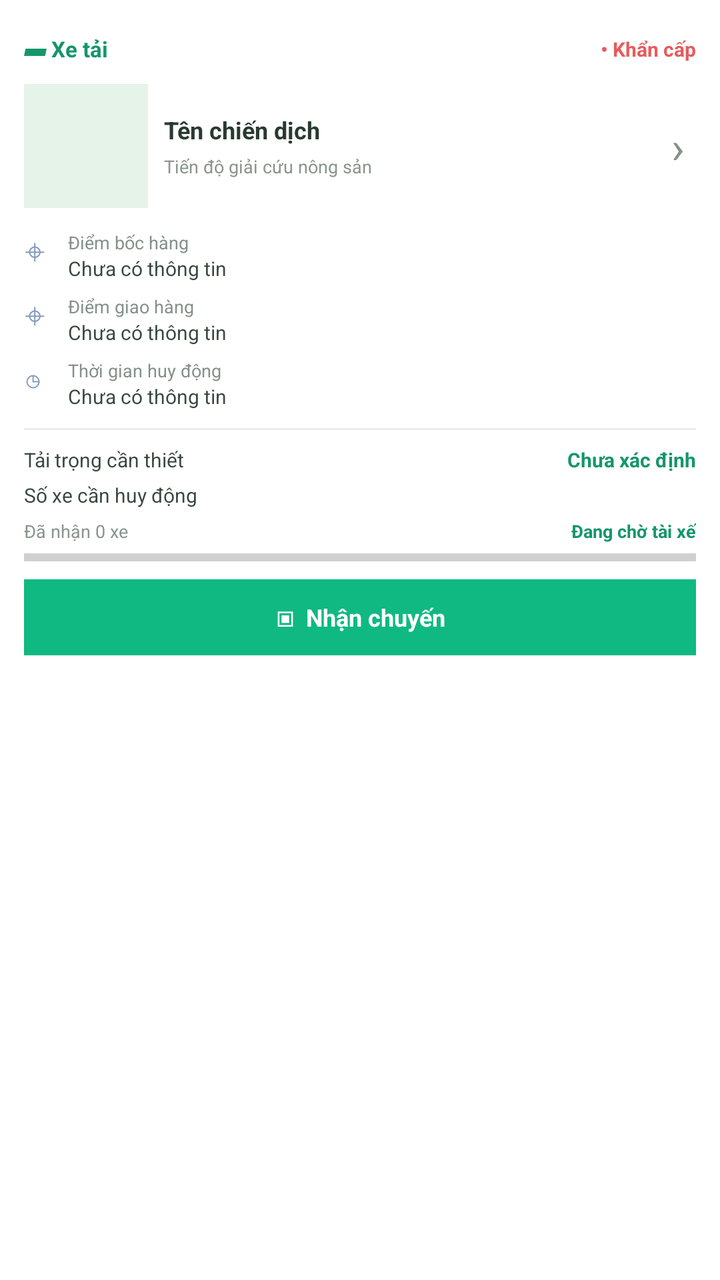
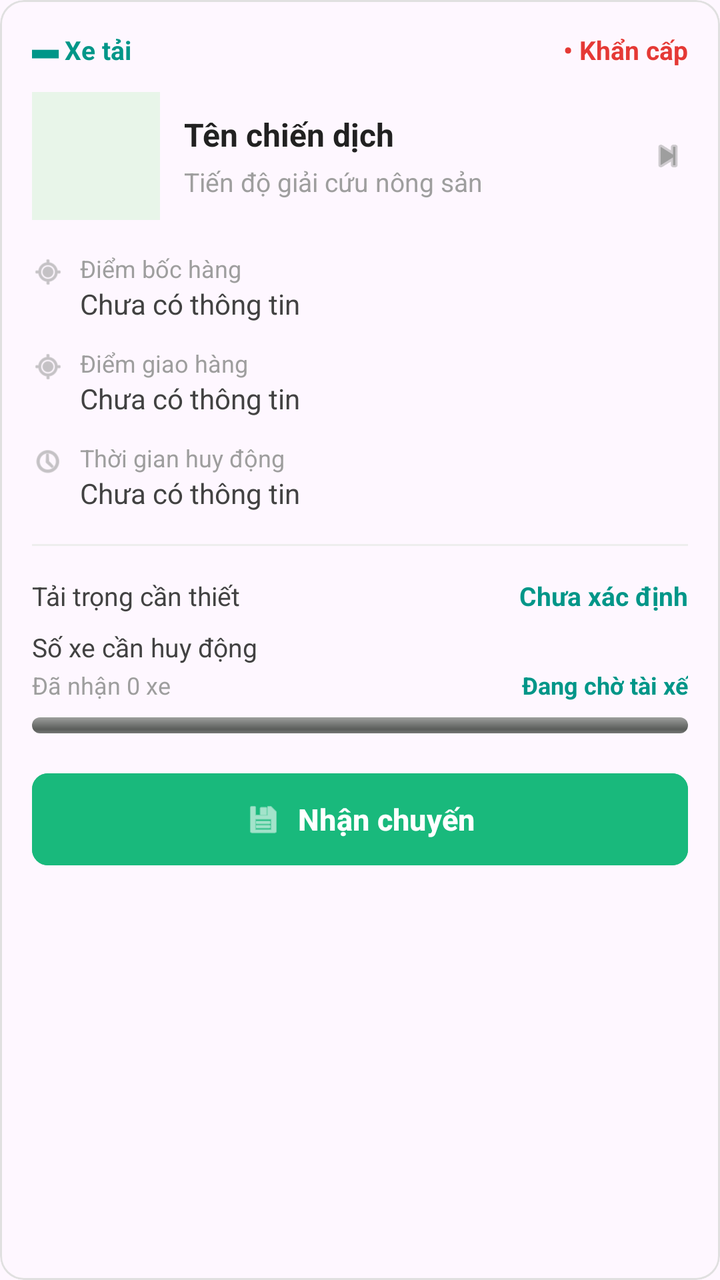

Two renders of the same Android screen: before a commit and after it. Below are the layout's source before the change and the commit's diff.
<!-- AndroidManifest.xml: application theme Theme.AgriFoodsHelper -->
<!-- res/layout/item_job_card.xml -->
<?xml version="1.0" encoding="utf-8"?>
<LinearLayout xmlns:android="http://schemas.android.com/apk/res/android"
    android:layout_width="match_parent"
    android:layout_height="wrap_content"
    android:orientation="vertical"
    android:padding="12dp"
    android:layout_marginBottom="12dp"
    android:background="#FFFFFF"
    android:elevation="2dp">

    
    <LinearLayout
        android:layout_width="match_parent"
        android:layout_height="25dp"
        android:orientation="horizontal"
        android:gravity="center_vertical">

        <TextView
            android:layout_width="0dp"
            android:layout_height="wrap_content"
            android:layout_weight="1"
            android:text="▰ Xe tải"
            android:textSize="11sp"
            android:textStyle="bold"
            android:textColor="#15966A" />

        <TextView
            android:layout_width="wrap_content"
            android:layout_height="wrap_content"
            android:text="• Khẩn cấp"
            android:textSize="10sp"
            android:textStyle="bold"
            android:textColor="#E65B5B" />
    </LinearLayout>

    
    <LinearLayout
        android:layout_width="match_parent"
        android:layout_height="72dp"
        android:orientation="horizontal"
        android:gravity="center_vertical">

        <ImageView
            android:id="@+id/imgProduct"
            android:layout_width="62dp"
            android:layout_height="62dp"
            android:scaleType="centerCrop"
            android:background="#E5F3E8"
            android:contentDescription="Ảnh nông sản" />

        <LinearLayout
            android:layout_width="0dp"
            android:layout_height="wrap_content"
            android:layout_weight="1"
            android:orientation="vertical"
            android:paddingStart="8dp"
            android:paddingEnd="4dp">

            <TextView
                android:id="@+id/txtCampaignName"
                android:layout_width="match_parent"
                android:layout_height="wrap_content"
                android:text="Tên chiến dịch"
                android:textSize="12sp"
                android:textStyle="bold"
                android:textColor="#293A30" />

            <TextView
                android:id="@+id/txtCampaignProgress"
                android:layout_width="match_parent"
                android:layout_height="wrap_content"
                android:layout_marginTop="4dp"
                android:text="Tiến độ giải cứu nông sản"
                android:textSize="9sp"
                android:textColor="#89958D" />
        </LinearLayout>

        <TextView
            android:layout_width="18dp"
            android:layout_height="wrap_content"
            android:gravity="center"
            android:text="›"
            android:textSize="22sp"
            android:textColor="#849188" />
    </LinearLayout>

    
    <LinearLayout
        android:layout_width="match_parent"
        android:layout_height="wrap_content"
        android:orientation="horizontal"
        android:gravity="top"
        android:layout_marginTop="6dp">

        <TextView
            android:layout_width="22dp"
            android:layout_height="wrap_content"
            android:text="⌖"
            android:textSize="15sp"
            android:textColor="#8499B8" />

        <LinearLayout
            android:layout_width="0dp"
            android:layout_height="wrap_content"
            android:layout_weight="1"
            android:orientation="vertical">

            <TextView
                android:layout_width="match_parent"
                android:layout_height="wrap_content"
                android:text="Điểm bốc hàng"
                android:textSize="9sp"
                android:textColor="#849188" />

            <TextView
                android:id="@+id/txtPickupLocation"
                android:layout_width="match_parent"
                android:layout_height="wrap_content"
                android:text="Chưa có thông tin"
                android:textSize="10sp"
                android:textColor="#39483E" />
        </LinearLayout>
    </LinearLayout>

    
    <LinearLayout
        android:layout_width="match_parent"
        android:layout_height="wrap_content"
        android:orientation="horizontal"
        android:gravity="top"
        android:layout_marginTop="6dp">

        <TextView
            android:layout_width="22dp"
            android:layout_height="wrap_content"
            android:text="⌖"
            android:textSize="15sp"
            android:textColor="#8499B8" />

        <LinearLayout
            android:layout_width="0dp"
            android:layout_height="wrap_content"
            android:layout_weight="1"
            android:orientation="vertical">

            <TextView
                android:layout_width="match_parent"
                android:layout_height="wrap_content"
                android:text="Điểm giao hàng"
                android:textSize="9sp"
                android:textColor="#849188" />

            <TextView
                android:id="@+id/txtDeliveryLocation"
                android:layout_width="match_parent"
                android:layout_height="wrap_content"
                android:text="Chưa có thông tin"
                android:textSize="10sp"
                android:textColor="#39483E" />
        </LinearLayout>
    </LinearLayout>

    
    <LinearLayout
        android:layout_width="match_parent"
        android:layout_height="wrap_content"
        android:orientation="horizontal"
        android:gravity="top"
        android:layout_marginTop="6dp">

        <TextView
            android:layout_width="22dp"
            android:layout_height="wrap_content"
            android:text="◷"
            android:textSize="15sp"
            android:textColor="#8499B8" />

        <LinearLayout
            android:layout_width="0dp"
            android:layout_height="wrap_content"
            android:layout_weight="1"
            android:orientation="vertical">

            <TextView
                android:layout_width="match_parent"
                android:layout_height="wrap_content"
                android:text="Thời gian huy động"
                android:textSize="9sp"
                android:textColor="#849188" />

            <TextView
                android:id="@+id/txtMobilizationTime"
                android:layout_width="match_parent"
                android:layout_height="wrap_content"
                android:text="Chưa có thông tin"
                android:textSize="10sp"
                android:textColor="#39483E" />
        </LinearLayout>
    </LinearLayout>

    
    <View
        android:layout_width="match_parent"
        android:layout_height="1dp"
        android:layout_marginTop="9dp"
        android:layout_marginBottom="8dp"
        android:background="#E8EEE9" />

    
    <LinearLayout
        android:layout_width="match_parent"
        android:layout_height="wrap_content"
        android:orientation="horizontal"
        android:gravity="center_vertical">

        <TextView
            android:layout_width="0dp"
            android:layout_height="wrap_content"
            android:layout_weight="1"
            android:text="Tải trọng cần thiết"
            android:textSize="10sp"
            android:textColor="#39483E" />

        <TextView
            android:id="@+id/txtRequiredLoad"
            android:layout_width="wrap_content"
            android:layout_height="wrap_content"
            android:text="Chưa xác định"
            android:textSize="10sp"
            android:textStyle="bold"
            android:textColor="#15966A" />
    </LinearLayout>

    <TextView
        android:id="@+id/txtRequiredTrucks"
        android:layout_width="match_parent"
        android:layout_height="wrap_content"
        android:layout_marginTop="4dp"
        android:text="Số xe cần huy động"
        android:textSize="10sp"
        android:textColor="#39483E" />

    
    <LinearLayout
        android:layout_width="match_parent"
        android:layout_height="wrap_content"
        android:orientation="horizontal"
        android:gravity="center_vertical"
        android:layout_marginTop="5dp">

        <TextView
            android:id="@+id/txtAcceptedTrucks"
            android:layout_width="0dp"
            android:layout_height="wrap_content"
            android:layout_weight="1"
            android:text="Đã nhận 0 xe"
            android:textSize="9sp"
            android:textColor="#89958D" />

        <TextView
            android:id="@+id/txtRemainingTrucks"
            android:layout_width="wrap_content"
            android:layout_height="wrap_content"
            android:text="Đang chờ tài xế"
            android:textSize="9sp"
            android:textStyle="bold"
            android:textColor="#15966A" />
    </LinearLayout>

    
    <ProgressBar
        android:id="@+id/progressJob"
        style="?android:attr/progressBarStyleHorizontal"
        android:layout_width="match_parent"
        android:layout_height="4dp"
        android:layout_marginTop="5dp"
        android:max="100"
        android:progress="0"
        android:indeterminate="false"
        android:progressTint="#10B981" />

    
    <TextView
        android:id="@+id/btnAcceptJob"
        android:layout_width="match_parent"
        android:layout_height="38dp"
        android:layout_marginTop="9dp"
        android:gravity="center"
        android:text="▣  Nhận chuyến"
        android:textSize="12sp"
        android:textStyle="bold"
        android:textColor="#FFFFFF"
        android:background="#10B981"
        android:clickable="true"
        android:focusable="true" />

</LinearLayout>
<!-- resources referenced by this layout -->
<resources>
  <style name="Theme.AgriFoodsHelper" parent="Base.Theme.AgriFoodsHelper" />
  <style name="Base.Theme.AgriFoodsHelper" parent="Theme.Material3.DayNight.NoActionBar">
          
      </style>
</resources>

<!-- the commit's change to res/layout/item_job_card.xml (unified diff, before → after) -->
@@ -1,297 +1,303 @@
 <?xml version="1.0" encoding="utf-8"?>
-<LinearLayout xmlns:android="http://schemas.android.com/apk/res/android"
+<com.google.android.material.card.MaterialCardView xmlns:android="http://schemas.android.com/apk/res/android"
+    xmlns:app="http://schemas.android.com/apk/res-auto"
     android:layout_width="match_parent"
     android:layout_height="wrap_content"
-    android:orientation="vertical"
-    android:padding="12dp"
-    android:layout_marginBottom="12dp"
-    android:background="#FFFFFF"
-    android:elevation="2dp">
-
-    
-    <LinearLayout
-        android:layout_width="match_parent"
-        android:layout_height="25dp"
-        android:orientation="horizontal"
-        android:gravity="center_vertical">
-
-        <TextView
-            android:layout_width="0dp"
-            android:layout_height="wrap_content"
-            android:layout_weight="1"
-            android:text="▰ Xe tải"
-            android:textSize="11sp"
-            android:textStyle="bold"
-            android:textColor="#15966A" />
-
-        <TextView
-            android:layout_width="wrap_content"
-            android:layout_height="wrap_content"
-            android:text="• Khẩn cấp"
-            android:textSize="10sp"
-            android:textStyle="bold"
-            android:textColor="#E65B5B" />
-    </LinearLayout>
-
-    
-    <LinearLayout
-        android:layout_width="match_parent"
-        android:layout_height="72dp"
-        android:orientation="horizontal"
-        android:gravity="center_vertical">
-
-        <ImageView
-            android:id="@+id/imgProduct"
-            android:layout_width="62dp"
-            android:layout_height="62dp"
-            android:scaleType="centerCrop"
-            android:background="#E5F3E8"
-            android:contentDescription="Ảnh nông sản" />
-
-        <LinearLayout
-            android:layout_width="0dp"
-            android:layout_height="wrap_content"
-            android:layout_weight="1"
-            android:orientation="vertical"
-            android:paddingStart="8dp"
-            android:paddingEnd="4dp">
-
-            <TextView
-                android:id="@+id/txtCampaignName"
-                android:layout_width="match_parent"
-                android:layout_height="wrap_content"
-                android:text="Tên chiến dịch"
-                android:textSize="12sp"
-                android:textStyle="bold"
-                android:textColor="#293A30" />
-
-            <TextView
-                android:id="@+id/txtCampaignProgress"
-                android:layout_width="match_parent"
-                android:layout_height="wrap_content"
-                android:layout_marginTop="4dp"
-                android:text="Tiến độ giải cứu nông sản"
-                android:textSize="9sp"
-                android:textColor="#89958D" />
-        </LinearLayout>
-
-        <TextView
-            android:layout_width="18dp"
-            android:layout_height="wrap_content"
-            android:gravity="center"
-            android:text="›"
-            android:textSize="22sp"
-            android:textColor="#849188" />
-    </LinearLayout>
-
-    
+    android:layout_marginHorizontal="16dp"
+    android:layout_marginVertical="8dp"
+    app:cardCornerRadius="12dp"
+    app:cardElevation="0dp"
+    app:strokeColor="#E0E0E0"
+    app:strokeWidth="1dp">
+
     <LinearLayout
         android:layout_width="match_parent"
         android:layout_height="wrap_content"
-        android:orientation="horizontal"
-        android:gravity="top"
-        android:layout_marginTop="6dp">
-
-        <TextView
-            android:layout_width="22dp"
+        android:orientation="vertical"
+        android:padding="16dp">
+
+        
+        <RelativeLayout
+            android:layout_width="match_parent"
             android:layout_height="wrap_content"
-            android:text="⌖"
+            android:layout_marginBottom="12dp">
+
+            <TextView
+                android:id="@+id/tvJobTypeBadge"
+                android:layout_width="wrap_content"
+                android:layout_height="wrap_content"
+                android:text="▬ Xe tải"
+                android:textColor="#009688"
+                android:textSize="13sp"
+                android:textStyle="bold" />
+
+            <TextView
+                android:id="@+id/tvJobUrgentBadge"
+                android:layout_width="wrap_content"
+                android:layout_height="wrap_content"
+                android:layout_alignParentEnd="true"
+                android:text="• Khẩn cấp"
+                android:textColor="#E53935"
+                android:textSize="13sp"
+                android:textStyle="bold"
+                android:visibility="visible" />
+        </RelativeLayout>
+
+        
+        <LinearLayout
+            android:layout_width="match_parent"
+            android:layout_height="wrap_content"
+            android:gravity="center_vertical"
+            android:orientation="horizontal">
+
+            <ImageView
+                android:id="@+id/imgJobThumbnail"
+                android:layout_width="64dp"
+                android:layout_height="64dp"
+                android:background="#E8F5E9"
+                android:scaleType="centerCrop" />
+
+            <LinearLayout
+                android:layout_width="0dp"
+                android:layout_height="wrap_content"
+                android:layout_marginStart="12dp"
+                android:layout_weight="1"
+                android:orientation="vertical">
+
+                <TextView
+                    android:id="@+id/tvJobTitle"
+                    android:layout_width="match_parent"
+                    android:layout_height="wrap_content"
+                    android:text="Tên chiến dịch"
+                    android:textColor="#212121"
+                    android:textSize="16sp"
+                    android:textStyle="bold" />
+
+                <TextView
+                    android:id="@+id/tvJobProgressSummary"
+                    android:layout_width="match_parent"
+                    android:layout_height="wrap_content"
+                    android:layout_marginTop="4dp"
+                    android:text="Tiến độ giải cứu nông sản"
+                    android:textColor="#9E9E9E"
+                    android:textSize="13sp" />
+            </LinearLayout>
+
+            <ImageView
+                android:layout_width="20dp"
+                android:layout_height="20dp"
+                android:src="@android:drawable/ic_media_next"
+                app:tint="#9E9E9E" />
+        </LinearLayout>
+
+        
+        <LinearLayout
+            android:layout_width="match_parent"
+            android:layout_height="wrap_content"
+            android:layout_marginTop="16dp"
+            android:orientation="vertical">
+
+            
+            <LinearLayout
+                android:layout_width="match_parent"
+                android:layout_height="wrap_content"
+                android:layout_marginBottom="12dp"
+                android:orientation="horizontal">
+
+                <ImageView
+                    android:layout_width="16dp"
+                    android:layout_height="16dp"
+                    android:layout_marginTop="2dp"
+                    android:src="@android:drawable/ic_menu_mylocation"
+                    app:tint="#9E9E9E" />
+
+                <LinearLayout
+                    android:layout_width="match_parent"
+                    android:layout_height="wrap_content"
+                    android:layout_marginStart="8dp"
+                    android:orientation="vertical">
+
+                    <TextView
+                        android:layout_width="wrap_content"
+                        android:layout_height="wrap_content"
+                        android:text="Điểm bốc hàng"
+                        android:textColor="#9E9E9E"
+                        android:textSize="12sp" />
+
+                    <TextView
+                        android:id="@+id/tvJobPickup"
+                        android:layout_width="wrap_content"
+                        android:layout_height="wrap_content"
+                        android:text="Chưa có thông tin"
+                        android:textColor="#424242"
+                        android:textSize="14sp" />
+                </LinearLayout>
+            </LinearLayout>
+
+            
+            <LinearLayout
+                android:layout_width="match_parent"
+                android:layout_height="wrap_content"
+                android:layout_marginBottom="12dp"
+                android:orientation="horizontal">
+
+                <ImageView
+                    android:layout_width="16dp"
+                    android:layout_height="16dp"
+                    android:layout_marginTop="2dp"
+                    android:src="@android:drawable/ic_menu_mylocation"
+                    app:tint="#9E9E9E" />
+
+                <LinearLayout
+                    android:layout_width="match_parent"
+                    android:layout_height="wrap_content"
+                    android:layout_marginStart="8dp"
+                    android:orientation="vertical">
+
+                    <TextView
+                        android:layout_width="wrap_content"
+                        android:layout_height="wrap_content"
+                        android:text="Điểm giao hàng"
+                        android:textColor="#9E9E9E"
+                        android:textSize="12sp" />
+
+                    <TextView
+                        android:id="@+id/tvJobDropoff"
+                        android:layout_width="wrap_content"
+                        android:layout_height="wrap_content"
+                        android:text="Chưa có thông tin"
+                        android:textColor="#424242"
+                        android:textSize="14sp" />
+                </LinearLayout>
+            </LinearLayout>
+
+            
+            <LinearLayout
+                android:layout_width="match_parent"
+                android:layout_height="wrap_content"
+                android:orientation="horizontal">
+
+                <ImageView
+                    android:layout_width="16dp"
+                    android:layout_height="16dp"
+                    android:layout_marginTop="2dp"
+                    android:src="@android:drawable/ic_menu_recent_history"
+                    app:tint="#9E9E9E" />
+
+                <LinearLayout
+                    android:layout_width="match_parent"
+                    android:layout_height="wrap_content"
+                    android:layout_marginStart="8dp"
+                    android:orientation="vertical">
+
+                    <TextView
+                        android:layout_width="wrap_content"
+                        android:layout_height="wrap_content"
+                        android:text="Thời gian huy động"
+                        android:textColor="#9E9E9E"
+                        android:textSize="12sp" />
+
+                    <TextView
+                        android:id="@+id/tvJobTime"
+                        android:layout_width="wrap_content"
+                        android:layout_height="wrap_content"
+                        android:text="Chưa có thông tin"
+                        android:textColor="#424242"
+                        android:textSize="14sp" />
+                </LinearLayout>
+            </LinearLayout>
+        </LinearLayout>
+
+        
+        <View
+            android:layout_width="match_parent"
+            android:layout_height="1dp"
+            android:layout_marginVertical="16dp"
+            android:background="#EEEEEE" />
+
+        
+        <RelativeLayout
+            android:layout_width="match_parent"
+            android:layout_height="wrap_content">
+
+            
+            <TextView
+                android:id="@+id/lblWeight"
+                android:layout_width="wrap_content"
+                android:layout_height="wrap_content"
+                android:text="Tải trọng cần thiết"
+                android:textColor="#424242"
+                android:textSize="13sp" />
+
+            <TextView
+                android:id="@+id/tvJobRequiredWeight"
+                android:layout_width="wrap_content"
+                android:layout_height="wrap_content"
+                android:layout_alignParentEnd="true"
+                android:text="Chưa xác định"
+                android:textColor="#009688"
+                android:textSize="13sp"
+                android:textStyle="bold" />
+
+            
+            <TextView
+                android:id="@+id/lblTrucks"
+                android:layout_width="wrap_content"
+                android:layout_height="wrap_content"
+                android:layout_below="@id/lblWeight"
+                android:layout_marginTop="8dp"
+                android:text="Số xe cần huy động"
+                android:textColor="#424242"
+                android:textSize="13sp" />
+
+            
+            <TextView
+                android:id="@+id/tvJobReceivedTrucks"
+                android:layout_width="wrap_content"
+                android:layout_height="wrap_content"
+                android:layout_below="@id/lblTrucks"
+                android:layout_marginTop="2dp"
+                android:text="Đã nhận 0 xe"
+                android:textColor="#9E9E9E"
+                android:textSize="12sp" />
+
+            
+            <TextView
+                android:id="@+id/tvJobStatus"
+                android:layout_width="wrap_content"
+                android:layout_height="wrap_content"
+                android:layout_alignBaseline="@id/tvJobReceivedTrucks"
+                android:layout_alignParentEnd="true"
+                android:text="Đang chờ tài xế"
+                android:textColor="#009688"
+                android:textSize="12sp"
+                android:textStyle="bold" />
+        </RelativeLayout>
+
+        
+        <ProgressBar
+            android:id="@+id/progressBarJobTrucks"
+            style="?android:attr/progressBarStyleHorizontal"
+            android:layout_width="match_parent"
+            android:layout_height="8dp"
+            android:layout_marginTop="8dp"
+            android:progress="0"
+            android:progressDrawable="@android:drawable/progress_horizontal" />
+
+        
+        <com.google.android.material.button.MaterialButton
+            android:id="@+id/btnAcceptJob"
+            android:layout_width="match_parent"
+            android:layout_height="54dp"
+            android:layout_marginTop="16dp"
+            android:backgroundTint="#19B97C"
+            android:text="Nhận chuyến"
+            android:textColor="#FFFFFF"
             android:textSize="15sp"
-            android:textColor="#8499B8" />
-
-        <LinearLayout
-            android:layout_width="0dp"
-            android:layout_height="wrap_content"
-            android:layout_weight="1"
-            android:orientation="vertical">
-
-            <TextView
-                android:layout_width="match_parent"
-                android:layout_height="wrap_content"
-                android:text="Điểm bốc hàng"
-                android:textSize="9sp"
-                android:textColor="#849188" />
-
-            <TextView
-                android:id="@+id/txtPickupLocation"
-                android:layout_width="match_parent"
-                android:layout_height="wrap_content"
-                android:text="Chưa có thông tin"
-                android:textSize="10sp"
-                android:textColor="#39483E" />
-        </LinearLayout>
+            android:textStyle="bold"
+            app:cornerRadius="8dp"
+            app:icon="@android:drawable/ic_menu_save"
+            app:iconGravity="textStart" />
+
     </LinearLayout>
-
-    
-    <LinearLayout
-        android:layout_width="match_parent"
-        android:layout_height="wrap_content"
-        android:orientation="horizontal"
-        android:gravity="top"
-        android:layout_marginTop="6dp">
-
-        <TextView
-            android:layout_width="22dp"
-            android:layout_height="wrap_content"
-            android:text="⌖"
-            android:textSize="15sp"
-            android:textColor="#8499B8" />
-
-        <LinearLayout
-            android:layout_width="0dp"
-            android:layout_height="wrap_content"
-            android:layout_weight="1"
-            android:orientation="vertical">
-
-            <TextView
-                android:layout_width="match_parent"
-                android:layout_height="wrap_content"
-                android:text="Điểm giao hàng"
-                android:textSize="9sp"
-                android:textColor="#849188" />
-
-            <TextView
-                android:id="@+id/txtDeliveryLocation"
-                android:layout_width="match_parent"
-                android:layout_height="wrap_content"
-                android:text="Chưa có thông tin"
-                android:textSize="10sp"
-                android:textColor="#39483E" />
-        </LinearLayout>
-    </LinearLayout>
-
-    
-    <LinearLayout
-        android:layout_width="match_parent"
-        android:layout_height="wrap_content"
-        android:orientation="horizontal"
-        android:gravity="top"
-        android:layout_marginTop="6dp">
-
-        <TextView
-            android:layout_width="22dp"
-            android:layout_height="wrap_content"
-            android:text="◷"
-            android:textSize="15sp"
-            android:textColor="#8499B8" />
-
-        <LinearLayout
-            android:layout_width="0dp"
-            android:layout_height="wrap_content"
-            android:layout_weight="1"
-            android:orientation="vertical">
-
-            <TextView
-                android:layout_width="match_parent"
-                android:layout_height="wrap_content"
-                android:text="Thời gian huy động"
-                android:textSize="9sp"
-                android:textColor="#849188" />
-
-            <TextView
-                android:id="@+id/txtMobilizationTime"
-                android:layout_width="match_parent"
-                android:layout_height="wrap_content"
-                android:text="Chưa có thông tin"
-                android:textSize="10sp"
-                android:textColor="#39483E" />
-        </LinearLayout>
-    </LinearLayout>
-
-    
-    <View
-        android:layout_width="match_parent"
-        android:layout_height="1dp"
-        android:layout_marginTop="9dp"
-        android:layout_marginBottom="8dp"
-        android:background="#E8EEE9" />
-
-    
-    <LinearLayout
-        android:layout_width="match_parent"
-        android:layout_height="wrap_content"
-        android:orientation="horizontal"
-        android:gravity="center_vertical">
-
-        <TextView
-            android:layout_width="0dp"
-            android:layout_height="wrap_content"
-            android:layout_weight="1"
-            android:text="Tải trọng cần thiết"
-            android:textSize="10sp"
-            android:textColor="#39483E" />
-
-        <TextView
-            android:id="@+id/txtRequiredLoad"
-            android:layout_width="wrap_content"
-            android:layout_height="wrap_content"
-            android:text="Chưa xác định"
-            android:textSize="10sp"
-            android:textStyle="bold"
-            android:textColor="#15966A" />
-    </LinearLayout>
-
-    <TextView
-        android:id="@+id/txtRequiredTrucks"
-        android:layout_width="match_parent"
-        android:layout_height="wrap_content"
-        android:layout_marginTop="4dp"
-        android:text="Số xe cần huy động"
-        android:textSize="10sp"
-        android:textColor="#39483E" />
-
-    
-    <LinearLayout
-        android:layout_width="match_parent"
-        android:layout_height="wrap_content"
-        android:orientation="horizontal"
-        android:gravity="center_vertical"
-        android:layout_marginTop="5dp">
-
-        <TextView
-            android:id="@+id/txtAcceptedTrucks"
-            android:layout_width="0dp"
-            android:layout_height="wrap_content"
-            android:layout_weight="1"
-            android:text="Đã nhận 0 xe"
-            android:textSize="9sp"
-            android:textColor="#89958D" />
-
-        <TextView
-            android:id="@+id/txtRemainingTrucks"
-            android:layout_width="wrap_content"
-            android:layout_height="wrap_content"
-            android:text="Đang chờ tài xế"
-            android:textSize="9sp"
-            android:textStyle="bold"
-            android:textColor="#15966A" />
-    </LinearLayout>
-
-    
-    <ProgressBar
-        android:id="@+id/progressJob"
-        style="?android:attr/progressBarStyleHorizontal"
-        android:layout_width="match_parent"
-        android:layout_height="4dp"
-        android:layout_marginTop="5dp"
-        android:max="100"
-        android:progress="0"
-        android:indeterminate="false"
-        android:progressTint="#10B981" />
-
-    
-    <TextView
-        android:id="@+id/btnAcceptJob"
-        android:layout_width="match_parent"
-        android:layout_height="38dp"
-        android:layout_marginTop="9dp"
-        android:gravity="center"
-        android:text="▣  Nhận chuyến"
-        android:textSize="12sp"
-        android:textStyle="bold"
-        android:textColor="#FFFFFF"
-        android:background="#10B981"
-        android:clickable="true"
-        android:focusable="true" />
-
-</LinearLayout>
+</com.google.android.material.card.MaterialCardView>
